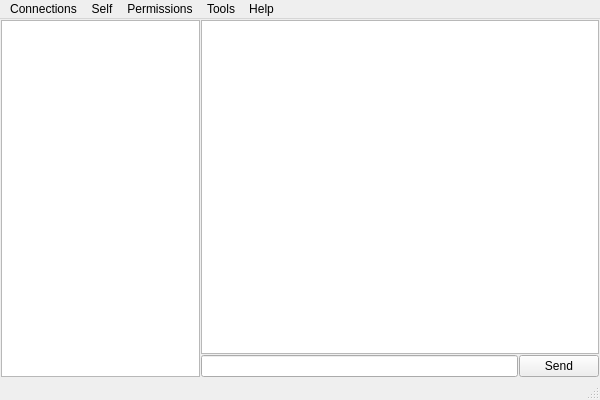
First picture: the form in Client/ui/main_window.ui, repository AdamFull/messager, before the edit.
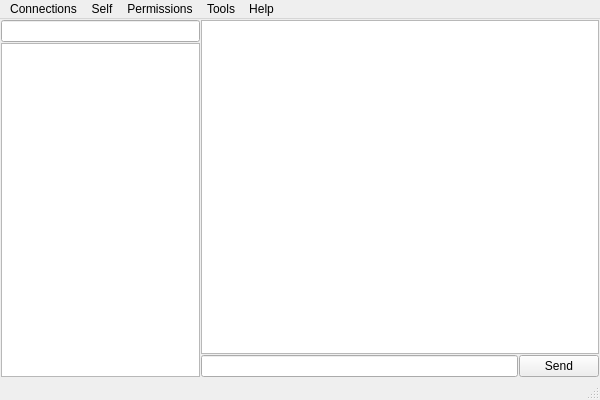
Second picture: the form after the edit.

The edit to the form file:
```diff
--- a/Client/ui/main_window.ui
+++ b/Client/ui/main_window.ui
@@ -37,7 +37,33 @@
      <number>1</number>
     </property>
     <item>
-     <widget class="QListWidget" name="room_list"/>
+     <layout class="QVBoxLayout" name="room_layout">
+      <property name="leftMargin">
+       <number>0</number>
+      </property>
+      <property name="topMargin">
+       <number>0</number>
+      </property>
+      <property name="rightMargin">
+       <number>0</number>
+      </property>
+      <property name="bottomMargin">
+       <number>0</number>
+      </property>
+      <item>
+       <layout class="QHBoxLayout" name="search_layout" stretch="6">
+        <property name="spacing">
+         <number>0</number>
+        </property>
+        <item>
+         <widget class="QLineEdit" name="search_line"/>
+        </item>
+       </layout>
+      </item>
+      <item>
+       <widget class="QListWidget" name="room_list"/>
+      </item>
+     </layout>
     </item>
     <item>
      <layout class="QVBoxLayout" name="chat_layout">
```
